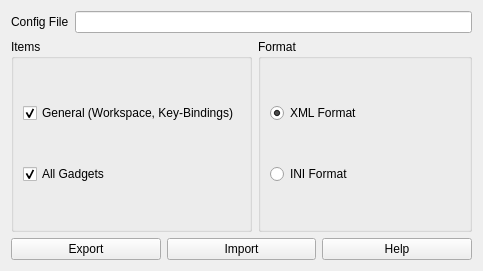
openpilot/OpenPilot, file ground/src/plugins/importexport/importexportgadgetwidget.ui: the form before one commit.
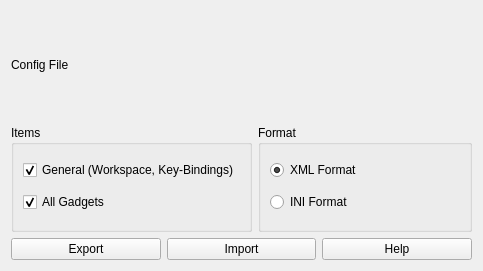
The form after the commit. Custom widgets are drawn as their Qt base class.

Commit message: OP-99 Add a Path chooser to the name of the INI file for better ease of use.

Diff of the .ui file:
```diff
--- a/ground/src/plugins/importexport/importexportgadgetwidget.ui
+++ b/ground/src/plugins/importexport/importexportgadgetwidget.ui
@@ -18,13 +18,26 @@
     <layout class="QHBoxLayout" name="horizontalLayout_2">
      <item>
       <widget class="QLabel" name="label">
+       <property name="sizePolicy">
+        <sizepolicy hsizetype="Minimum" vsizetype="Preferred">
+         <horstretch>0</horstretch>
+         <verstretch>0</verstretch>
+        </sizepolicy>
+       </property>
        <property name="text">
         <string>Config File</string>
        </property>
       </widget>
      </item>
      <item>
-      <widget class="QLineEdit" name="configFile"/>
+      <widget class="Utils::PathChooser" name="configFile" native="true">
+       <property name="sizePolicy">
+        <sizepolicy hsizetype="MinimumExpanding" vsizetype="Preferred">
+         <horstretch>0</horstretch>
+         <verstretch>0</verstretch>
+        </sizepolicy>
+       </property>
+      </widget>
      </item>
     </layout>
    </item>
@@ -110,6 +123,14 @@
    </item>
   </layout>
  </widget>
+ <customwidgets>
+  <customwidget>
+   <class>Utils::PathChooser</class>
+   <extends>QWidget</extends>
+   <header>utils/pathchooser.h</header>
+   <container>1</container>
+  </customwidget>
+ </customwidgets>
  <resources/>
  <connections/>
 </ui>
```
The commit also changes 1 other file.
